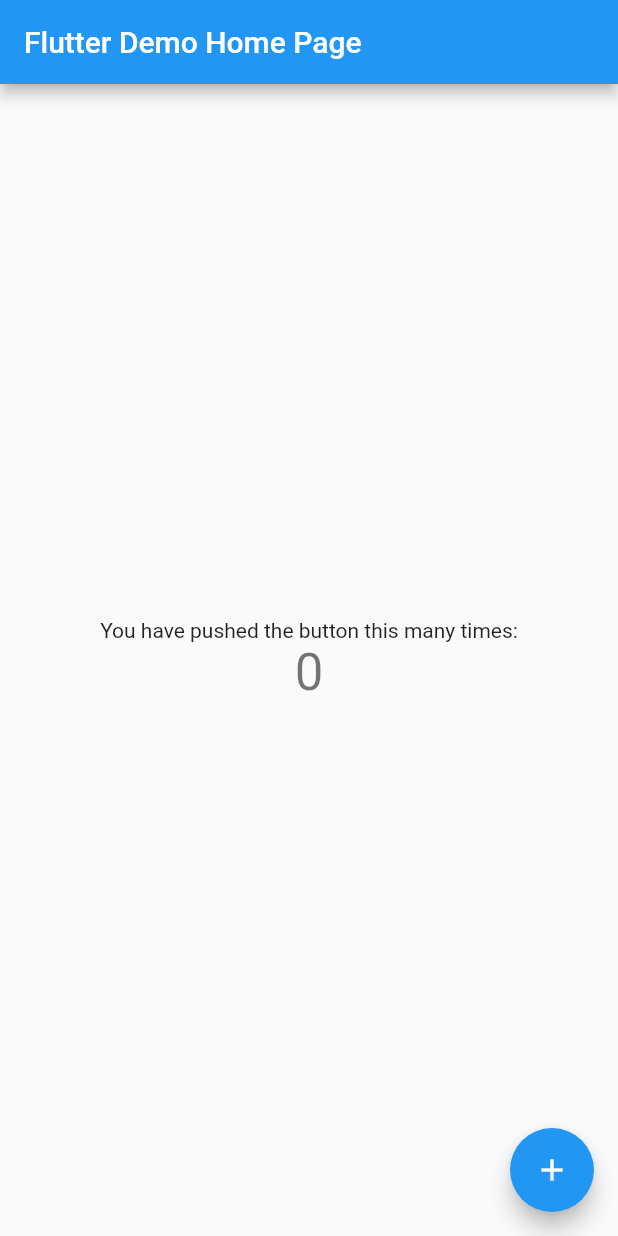
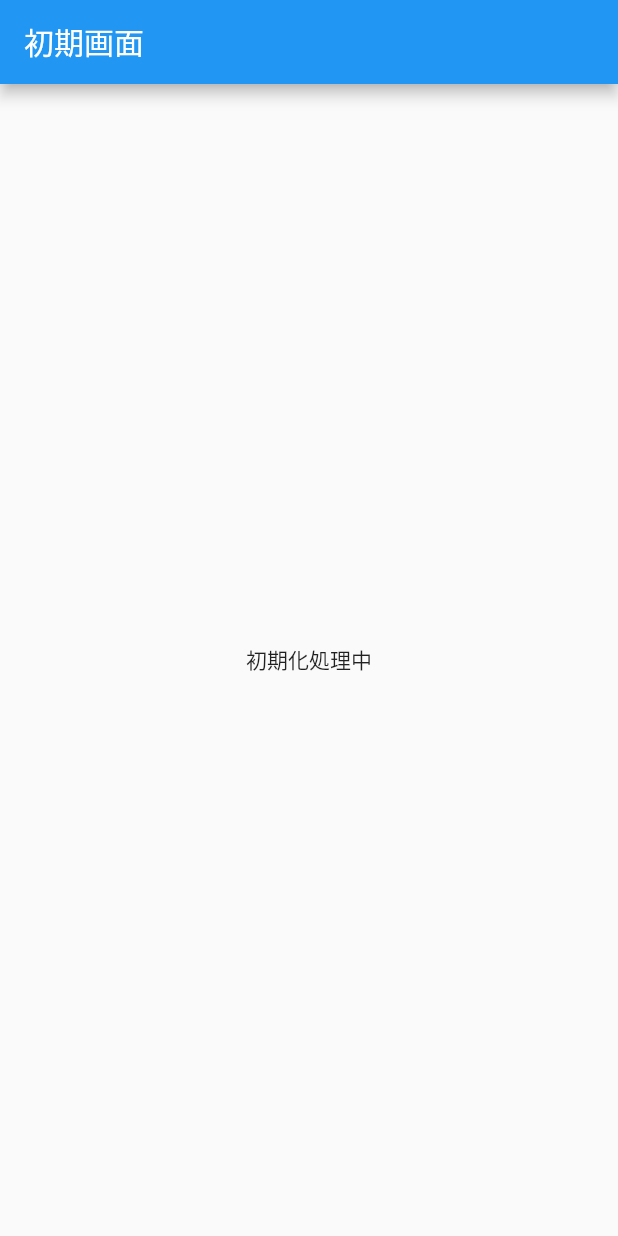
Before and after one commit to mshige1979/flutter_samples, a Flutter app: the first screen one second after launch, on a phone screen of 412 x 824 dp. Run offline on Flutter 3.47's test engine with Material 2 defaults, Android fonts, the phone set to English and light mode, and no system bars.

Commit message:
#7 簡単な遷移を設定

```diff
--- a/07_tabs02/lib/main.dart
+++ b/07_tabs02/lib/main.dart
@@ -1,12 +1,14 @@
 import 'package:flutter/material.dart';
+import 'package:tabs02/screens/home.dart';
+import 'package:tabs02/screens/init.dart';
+import 'package:tabs02/screens/login.dart';
 
 void main() {
   runApp(const MyApp());
 }
 
-/**
- * Bottomタブ用
- */
+///
+/// Bottomタブ用
 class MyApp extends StatelessWidget {
   const MyApp({Key? key}) : super(key: key);
 
@@ -16,18 +18,16 @@ class MyApp extends StatelessWidget {
     return MaterialApp(
       title: 'Flutter Demo',
       theme: ThemeData(
-        // This is the theme of your application.
-        //
-        // Try running your application with "flutter run". You'll see the
-        // application has a blue toolbar. Then, without quitting the app, try
-        // changing the primarySwatch below to Colors.green and then invoke
-        // "hot reload" (press "r" in the console where you ran "flutter run",
-        // or simply save your changes to "hot reload" in a Flutter IDE).
-        // Notice that the counter didn't reset back to zero; the application
-        // is not restarted.
         primarySwatch: Colors.blue,
       ),
-      home: const MyHomePage(title: 'Flutter Demo Home Page'),
+      //home: const MyHomePage(title: 'Flutter Demo Home Page'),
+      initialRoute: "/",
+      routes: {
+        "/": (_) => const InitPage(),
+        "/login": (_) => const LoginPage(),
+        "/home": (_) => const HomePage()
+      },
+
     );
   }
 }
--- /dev/null
+++ b/07_tabs02/lib/screens/init.dart
@@ -0,0 +1,48 @@
+import 'package:flutter/material.dart';
+
+/**
+ * 初期ページ
+ */
+class InitPage extends StatefulWidget {
+  const InitPage({Key? key}) : super(key: key);
+
+  @override
+  State<InitPage> createState() => _InitPageState();
+}
+
+class _InitPageState extends State<InitPage> {
+
+  @override
+  void initState() {
+    super.initState();
+
+    // 初期処理
+    init();
+  }
+
+  // 初期処理
+  void init() async {
+    print('start');
+    await Future.delayed(Duration(seconds: 1));
+    print('end');
+    // ログイン画面へ遷移
+    Navigator.of(context).pushReplacementNamed("/login");
+  }
+
+  @override
+  Widget build(BuildContext context) {
+    return Scaffold(
+      appBar: AppBar(
+        title: Text('初期画面'),
+      ),
+      body: Center(
+        child: Column(
+          mainAxisAlignment: MainAxisAlignment.center,
+          children: <Widget>[
+             Text("初期化処理中")
+          ],
+        ),
+      ),
+    );
+  }
+}
```
Also changed, not shown: 07_tabs02/lib/screens/login.dart (+13 -0 lines), 2 other files.
